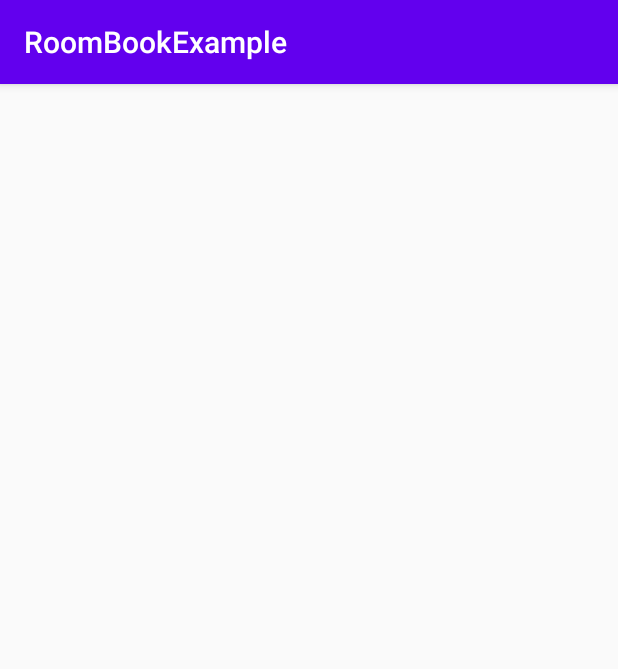
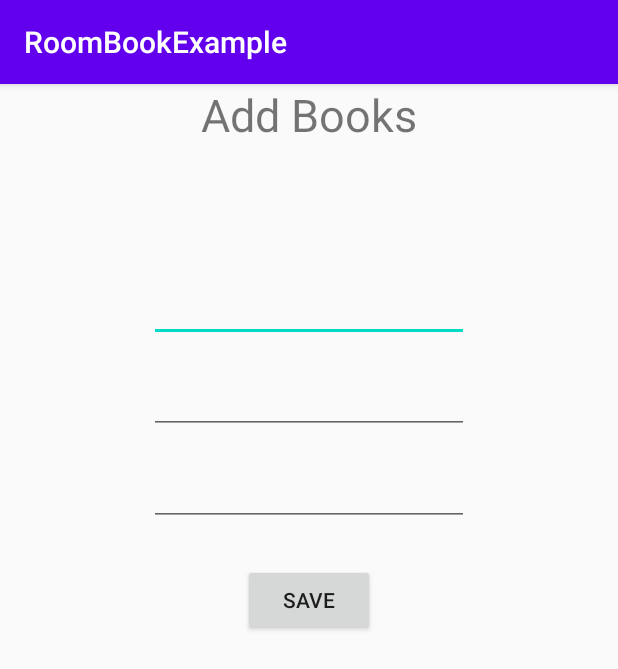
Before and after one commit to Goncharov01/RoomBookExample, an Android app: the AddBookActivity screen opened directly, with no data from a screen before it, on a phone screen of 412 x 824 dp. Shown: the top 669 px of the screen. Run offline under Robolectric (Android 15) with nearby library versions, the phone set to English and light mode, and no system bars.

Commit message:
Complited Room

```diff
--- a/app/src/main/java/com/example/roombookexample/AddBookActivity.java
+++ b/app/src/main/java/com/example/roombookexample/AddBookActivity.java
@@ -3,15 +3,46 @@ package com.example.roombookexample;
 import androidx.appcompat.app.AppCompatActivity;
 
 import android.os.Bundle;
+import android.view.View;
+import android.widget.Button;
+import android.widget.EditText;
+import android.widget.Toast;
 
 public class AddBookActivity extends AppCompatActivity {
+
+    private EditText bookId, bookTitle, bookAuthor;
+    private Button btnSave;
 
     @Override
     protected void onCreate(Bundle savedInstanceState) {
         super.onCreate(savedInstanceState);
         setContentView(R.layout.activity_add_book);
 
-
+        bookId = findViewById(R.id.editId);
+        bookTitle = findViewById(R.id.editTitle);
+        bookAuthor = findViewById(R.id.editAuthor);
 
     }
+
+    public void onClickSave(View view)
+    {
+        int id = Integer.parseInt(bookId.getText().toString());
+        String title  = bookTitle.getText().toString();
+        String author = bookAuthor.getText().toString();
+
+        BookModel bookModel = new BookModel();
+        bookModel.setId(id);
+        bookModel.setTitle(title);
+        bookModel.setAuthor(author);
+
+        MainActivity.myDatabase.myDao().addBooks(bookModel);
+
+        bookId.setText("");
+        bookTitle.setText("");
+        bookAuthor.setText("");
+
+        Toast.makeText(AddBookActivity.this, "User Added Successfully", Toast.LENGTH_SHORT).show();
+
+    }
+
 }
--- a/app/src/main/java/com/example/roombookexample/MyDao.java
+++ b/app/src/main/java/com/example/roombookexample/MyDao.java
@@ -13,6 +13,6 @@ public interface MyDao {
     public void addBooks(BookModel bookModel);
 
     @Query("select * from books")
-    public List<BookModel> getUsers();
+    public List<BookModel> getBooks();
 
 }
--- a/app/src/main/res/layout/activity_add_book.xml
+++ b/app/src/main/res/layout/activity_add_book.xml
@@ -6,4 +6,59 @@
     android:layout_height="match_parent"
     tools:context=".AddBookActivity">
 
+    <EditText
+        android:id="@+id/editId"
+        android:layout_width="wrap_content"
+        android:layout_height="wrap_content"
+        android:layout_marginTop="86dp"
+        android:ems="10"
+        android:inputType="textPersonName"
+        app:layout_constraintEnd_toEndOf="parent"
+        app:layout_constraintStart_toStartOf="parent"
+        app:layout_constraintTop_toBottomOf="@+id/textView2" />
+
+    <EditText
+        android:id="@+id/editTitle"
+        android:layout_width="wrap_content"
+        android:layout_height="wrap_content"
+        android:layout_marginTop="16dp"
+        android:ems="10"
+        android:inputType="textPersonName"
+        app:layout_constraintEnd_toEndOf="parent"
+        app:layout_constraintStart_toStartOf="parent"
+        app:layout_constraintTop_toBottomOf="@+id/editId" />
+
+    <EditText
+        android:id="@+id/editAuthor"
+        android:layout_width="wrap_content"
+        android:layout_height="wrap_content"
+        android:layout_marginTop="16dp"
+        android:ems="10"
+        android:inputType="textPersonName"
+        app:layout_constraintEnd_toEndOf="parent"
+        app:layout_constraintStart_toStartOf="parent"
+        app:layout_constraintTop_toBottomOf="@+id/editTitle" />
+
+    <Button
+        android:id="@+id/buttonSave"
+        android:layout_width="wrap_content"
+        android:layout_height="wrap_content"
+        android:text="Save"
+        android:onClick="onClickSave"
+        app:layout_constraintBottom_toBottomOf="parent"
+        app:layout_constraintEnd_toEndOf="parent"
+        app:layout_constraintStart_toStartOf="parent"
+        app:layout_constraintTop_toBottomOf="@+id/editAuthor"
+        app:layout_constraintVertical_bias="0.060000002" />
+
+    <TextView
+        android:id="@+id/textView2"
+        android:layout_width="wrap_content"
+        android:layout_height="wrap_content"
+        android:text="Add Books"
+        android:textSize="30sp"
+        app:layout_constraintBottom_toTopOf="@+id/editId"
+        app:layout_constraintEnd_toEndOf="parent"
+        app:layout_constraintStart_toStartOf="parent"
+        app:layout_constraintTop_toTopOf="parent" />
 </androidx.constraintlayout.widget.ConstraintLayout>
--- a/app/src/main/res/layout/activity_main.xml
+++ b/app/src/main/res/layout/activity_main.xml
@@ -14,6 +14,7 @@
         android:layout_marginLeft="24dp"
         android:layout_marginEnd="8dp"
         android:layout_marginRight="8dp"
+        android:onClick="onClickAdd"
         android:text="Add"
         app:layout_constraintBottom_toBottomOf="parent"
         app:layout_constraintEnd_toStartOf="@+id/button_view"
@@ -27,6 +28,7 @@
         android:layout_height="wrap_content"
         android:layout_marginEnd="84dp"
         android:layout_marginRight="84dp"
+        android:onClick="onClickView"
         android:text="View"
         app:layout_constraintBottom_toBottomOf="parent"
         app:layout_constraintEnd_toEndOf="parent"
```
Also changed, not shown: app/src/main/java/com/example/roombookexample/MainActivity.java (+26 -1 lines), app/src/main/java/com/example/roombookexample/ViewBookActivity.java (+21 -0 lines), app/src/main/res/layout/activity_view_book.xml (+33 -0 lines).
